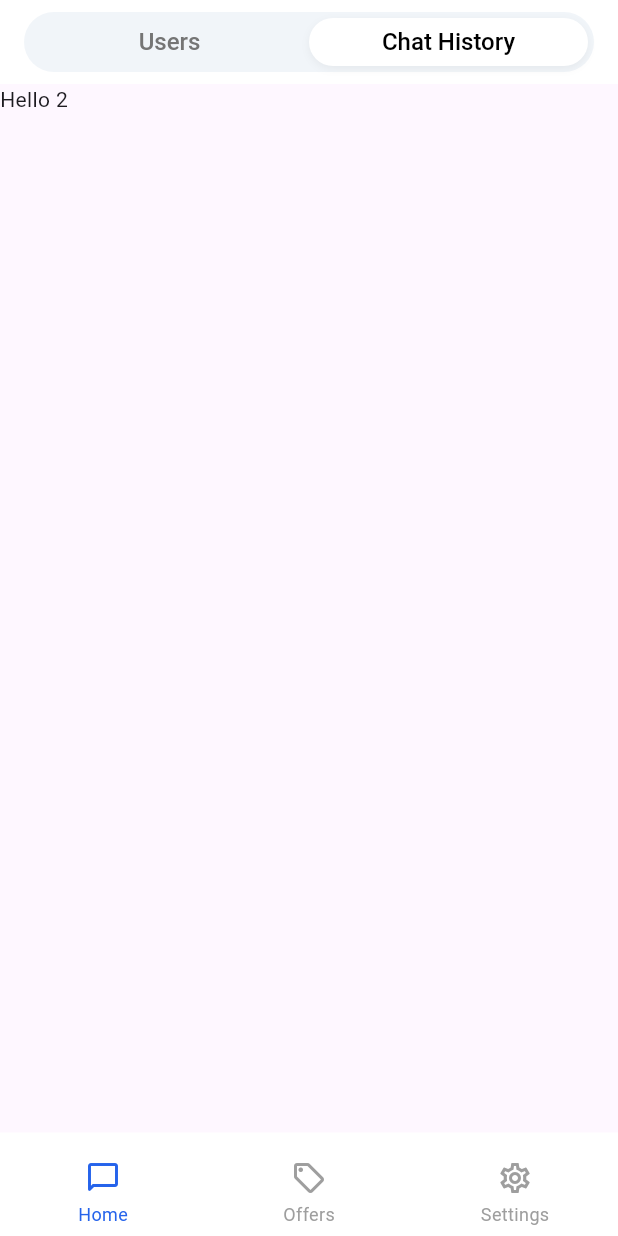
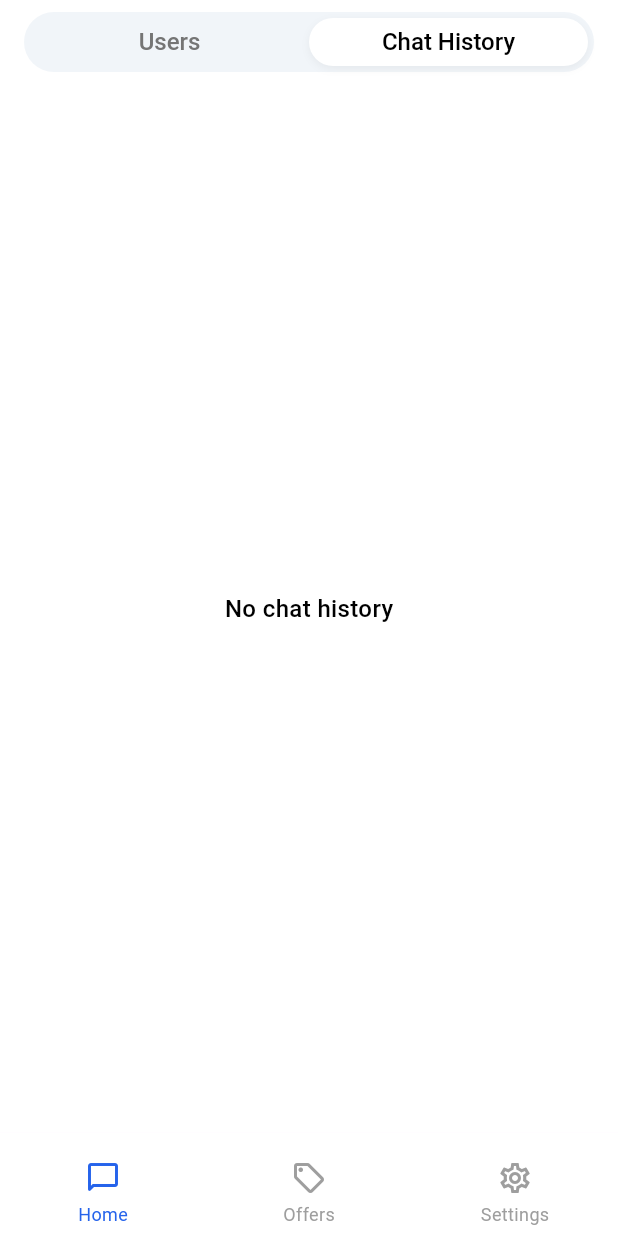
Before and after one commit to Rohit-Malangi/mysivi_task, a Flutter app: the screen it shows after launch, after a tap on "Chat History", on a phone screen of 412 x 824 dp. Run offline on Flutter 3.47's test engine with Material 3 defaults, Android fonts, the phone set to English and light mode, and no system bars; our stand-ins replace bloc, flutter_bloc.

Commit message:
Chat History Page Added

```diff
--- a/lib/constants/app_dimentions.dart
+++ b/lib/constants/app_dimentions.dart
@@ -1,13 +1,17 @@
 class Dimens {
   static const zero = 0.0;
+  static const two = 2.0;
   static const four = 4.0;
   static const six = 6.0;
   static const eight = 8.0;
+  static const ten = 10.0;
   static const twelve = 12.0;
+  static const fourteen = 14.0;
   static const sixteen = 16.0;
   static const eighteen = 18.0;
   static const twenty = 20.0;
   static const twentyFour = 24.0;
   static const thirtyTwo = 32.0;
   static const fourty = 40.0;
+  static const eighty = 80.0;
 }
--- a/lib/constants/app_strings.dart
+++ b/lib/constants/app_strings.dart
@@ -5,4 +5,13 @@ class AppStrings {
   static const String offers = "Offers";
   static const String users = 'Users';
   static const String chatHistory = 'Chat History';
+  static const String addUser = "Add User";
+  static const String add = "Add";
+  static const String cancel = "Cancel";
+  static const String enterUserName = "Enter user name";
 }
+
+class AppMessages {
+  static const String emptyListMsg = "No users added yet";
+  static const String emptyName = "Name cannot be empty";
+}
--- a/lib/constants/app_text_styles.dart
+++ b/lib/constants/app_text_styles.dart
@@ -9,6 +9,12 @@ class AppTextStyles {
     color: AppColors.black,
   );
 
+  static TextStyle body2 = TextStyle(
+    fontSize: Dimens.sixteen,
+    fontWeight: FontWeight.w500,
+    color: AppColors.black,
+  );
+
   static TextStyle bodyBold = TextStyle(
     fontSize: Dimens.twenty,
     fontWeight: FontWeight.w600,
--- /dev/null
+++ b/lib/domain/repository/users_repository.dart
@@ -0,0 +1 @@
+abstract class UsersRepository {}
--- a/lib/presentation/bloc/home_page/home_page_bloc.dart
+++ b/lib/presentation/bloc/home_page/home_page_bloc.dart
@@ -1,11 +1,35 @@
 import 'package:bloc/bloc.dart';
 import 'package:meta/meta.dart';
+import 'package:mysivi_task/presentation/models/user_model.dart';
 
 part 'home_page_event.dart';
 part 'home_page_state.dart';
 
 class HomePageBloc extends Bloc<HomePageEvent, HomePageState> {
+  final List<User> _users = [];
+  final List<User> _chatUsers = [];
+
+  List<User> get getUsersList => _users;
+  List<User> get getChatUserList => _chatUsers;
+
   HomePageBloc() : super(HomePageInitial()) {
-    on<HomePageEvent>((event, emit) {});
+    on<AddUserEvent>(_addUser);
+  }
+
+  void _addUser(AddUserEvent event, Emitter<HomePageState> emit) {
+    _users.insert(0, event.user);
+
+    _chatUsers.add(event.user);
+
+    if (event.user.lastMsg != null && event.user.lastMsg!.isNotEmpty) {
+      _chatUsers.sort((a, b) {
+        if (a.isOnline && b.isOnline) return a.name.compareTo(b.name);
+        if (a.isOnline && !b.isOnline) return -1;
+        if (!a.isOnline && b.isOnline) return 1;
+        return b.onlineTime!.compareTo(a.onlineTime!);
+      });
+    }
+
+    emit(UserAddedState());
   }
 }
--- a/lib/presentation/bloc/home_page/home_page_event.dart
+++ b/lib/presentation/bloc/home_page/home_page_event.dart
@@ -2,3 +2,8 @@ part of 'home_page_bloc.dart';
 
 @immutable
 sealed class HomePageEvent {}
+
+class AddUserEvent extends HomePageEvent {
+  final User user;
+  AddUserEvent({required this.user});
+}
--- a/lib/presentation/bloc/home_page/home_page_state.dart
+++ b/lib/presentation/bloc/home_page/home_page_state.dart
@@ -4,3 +4,5 @@ part of 'home_page_bloc.dart';
 sealed class HomePageState {}
 
 final class HomePageInitial extends HomePageState {}
+
+final class UserAddedState extends HomePageState {}
--- /dev/null
+++ b/lib/presentation/models/user_model.dart
@@ -0,0 +1,17 @@
+import 'dart:ui' show Color;
+
+class User {
+  final String name;
+  final Color color;
+  final bool isOnline;
+  final DateTime? onlineTime;
+  final String? lastMsg;
+
+  User({
+    required this.name,
+    required this.color,
+    required this.isOnline,
+    required this.onlineTime,
+    required this.lastMsg,
+  });
+}
--- a/lib/presentation/pages/chat_page.dart
+++ /dev/null
@@ -1,68 +0,0 @@
-import 'package:flutter/material.dart';
-import 'package:mysivi_task/constants/app_dimentions.dart';
-import 'package:mysivi_task/presentation/widgets/tab_app_bar.dart';
-
-class ChatPage extends StatefulWidget {
-  const ChatPage({super.key});
-
-  @override
-  State<ChatPage> createState() => _ChatPageState();
-}
-
-class _ChatPageState extends State<ChatPage> {
-  final PageController _pageController = PageController();
-  int _index = 0;
-
-  void _onTabChanged(int i) {
-    setState(() => _index = i);
-    _pageController.animateToPage(
-      i,
-      duration: const Duration(milliseconds: 250),
-      curve: Curves.easeOut,
-    );
-  }
-
-  @override
-  Widget build(BuildContext context) {
-    return Scaffold(
-      body: CustomScrollView(
-        slivers: [
-          SliverAppBar(
-            floating: true,
-            snap: false,
-            pinned: false,
-            elevation: Dimens.zero,
-            backgroundColor: Colors.white,
-            centerTitle: true,
-            title: LayoutBuilder(
-              builder: (context, constraints) {
-                final opacity =
-                    (constraints.maxHeight - kToolbarHeight).clamp(0, 20) / 20;
-                return AnimatedOpacity(
-                  duration: const Duration(milliseconds: 200),
-                  opacity: opacity,
-                  child: AppBarSwitcher(
-                    index: _index,
-                    onChanged: _onTabChanged,
-                  ),
-                );
-              },
-            ),
-          ),
-          SliverFillRemaining(
-            child: PageView(
-              controller: _pageController,
-              onPageChanged: (i) {
-                setState(() => _index = i);
-              },
-              children: [
-                SizedBox(child: Text('Hello')),
-                SizedBox(child: Text('Hello 2')),
-              ],
-            ),
-          ),
-        ],
-      ),
-    );
-  }
-}
--- /dev/null
+++ b/lib/presentation/pages/chat_page/chat_page.dart
@@ -0,0 +1,174 @@
+import 'package:flutter/material.dart';
+import 'package:flutter_bloc/flutter_bloc.dart';
+import 'package:mysivi_task/constants/app_colors.dart';
+import 'package:mysivi_task/constants/app_dimentions.dart';
+import 'package:mysivi_task/constants/app_strings.dart';
+import 'package:mysivi_task/presentation/bloc/home_page/home_page_bloc.dart';
+import 'package:mysivi_task/presentation/models/user_model.dart' show User;
+import 'package:mysivi_task/presentation/pages/chat_page/widgets/chat_history_listview.dart';
+import 'package:mysivi_task/presentation/pages/chat_page/widgets/user_listview.dart';
+import 'package:mysivi_task/presentation/widgets/tab_app_bar.dart';
+import 'package:mysivi_task/utils/gen_random.dart';
+
+class ChatPage extends StatefulWidget {
+  const ChatPage({super.key});
+
+  @override
+  State<ChatPage> createState() => _ChatPageState();
+}
+
+class _ChatPageState extends State<ChatPage> {
+  late HomePageBloc _homePageBloc;
+
+  final PageController _pageController = PageController();
+  final TextEditingController _nameController = TextEditingController();
+
+  int _index = 0;
+
+  @override
+  void initState() {
+    _homePageBloc = BlocProvider.of<HomePageBloc>(context);
+    super.initState();
+  }
+
+  @override
+  void dispose() {
+    _nameController.dispose();
+    _pageController.dispose();
+    super.dispose();
+  }
+
+  void _onTabChanged(int i) {
+    setState(() => _index = i);
+    _pageController.animateToPage(
+      i,
+      duration: const Duration(milliseconds: 250),
+      curve: Curves.easeOut,
+    );
+  }
+
+  void _addUser() {
+    _nameController.clear();
+
+    showDialog(
+      context: context,
+      barrierDismissible: false,
+      builder: (context) {
+        return AlertDialog(
+          title: const Text(AppStrings.addUser),
+          content: TextField(
+            controller: _nameController,
+            autofocus: true,
+            textCapitalization: TextCapitalization.words,
+            decoration: const InputDecoration(
+              hintText: AppStrings.enterUserName,
+            ),
+            onSubmitted: (_) => _submitUser(context),
+          ),
+          actions: [
+            TextButton(
+              onPressed: () => Navigator.pop(context),
+              child: const Text(AppStrings.cancel),
+            ),
+            ElevatedButton(
+              onPressed: () => _submitUser(context),
+              child: const Text(AppStrings.add),
+            ),
+          ],
+        );
+      },
+    );
+  }
+
+  void _submitUser(BuildContext context) {
+    final name = _nameController.text.trim();
+
+    if (name.isEmpty) {
+      ScaffoldMessenger.of(context).showSnackBar(
+        const SnackBar(
+          content: Text(AppMessages.emptyName),
+          behavior: SnackBarBehavior.floating,
+        ),
+      );
+      return;
+    }
+
+    bool isOnline = GenerateRandom.randomBool();
+    DateTime? onlineTime;
+
+    if (!isOnline) {
+      onlineTime = GenerateRandom.generateRandomPastTime();
+    }
+
+    setState(() {
+      _homePageBloc.add(
+        AddUserEvent(
+          user: User(
+            name: name,
+            color: GenerateRandom.randomColor(),
+            isOnline: isOnline,
+            onlineTime: onlineTime,
+            lastMsg: "It's the last msg",
+          ),
+        ),
+      );
+    });
+
+    Navigator.pop(context);
+
+    ScaffoldMessenger.of(context).showSnackBar(
+      SnackBar(
+        content: Text('$name added'),
+        duration: const Duration(seconds: 1),
+        behavior: SnackBarBehavior.floating,
+      ),
+    );
+  }
+
+  SliverAppBar _buildAppBar() {
+    return SliverAppBar(
+      floating: true,
+      pinned: false,
+      elevation: Dimens.zero,
+      backgroundColor: Colors.white,
+      centerTitle: true,
+      title: AppBarSwitcher(index: _index, onChanged: _onTabChanged),
+    );
+  }
+
+  @override
+  Widget build(BuildContext context) {
+    return Scaffold(
+      backgroundColor: Colors.white,
+      floatingActionButton: _index == 0
+          ? FloatingActionButton(
+              onPressed: _addUser,
+              backgroundColor: AppColors.primary,
+              child: const Icon(Icons.add, color: Colors.white),
+            )
+          : null,
+      body: BlocBuilder<HomePageBloc, HomePageState>(
+        builder: (context, state) {
+          return PageView(
+            controller: _pageController,
+            onPageChanged: (i) => setState(() => _index = i),
+            children: [
+              CustomScrollView(
+                slivers: [
+                  _buildAppBar(),
+                  UsersListView(users: _homePageBloc.getUsersList),
+                ],
+              ),
+              CustomScrollView(
+                slivers: [
+                  _buildAppBar(),
+                  ChatHistoryList(users: _homePageBloc.getChatUserList),
+                ],
+              ),
+            ],
+          );
+        },
+      ),
+    );
+  }
+}
--- a/lib/presentation/pages/home_page.dart
+++ b/lib/presentation/pages/home_page.dart
@@ -1,7 +1,7 @@
 import 'dart:io' show Platform;
 
 import 'package:flutter/material.dart';
-import 'package:mysivi_task/presentation/pages/chat_page.dart';
+import 'package:mysivi_task/presentation/pages/chat_page/chat_page.dart';
 import 'package:mysivi_task/presentation/pages/offers_page.dart';
 import 'package:mysivi_task/presentation/pages/settings_page.dart';
 import 'package:mysivi_task/presentation/widgets/bottom_navigation_bar.dart';
--- a/pubspec.yaml
+++ b/pubspec.yaml
@@ -36,6 +36,7 @@ dependencies:
   cupertino_icons: ^1.0.8
   flutter_bloc: ^9.1.1
   bloc: ^9.1.0
+  intl: ^0.20.2
 
 dev_dependencies:
   flutter_test:
```
Also changed, not shown: lib/presentation/pages/chat_page/widgets/chat_history_listview.dart (added, +163 -0 lines), lib/presentation/pages/chat_page/widgets/user_listview.dart (added, +110 -0 lines), lib/utils/gen_random.dart (added, +37 -0 lines), pubspec.lock.
